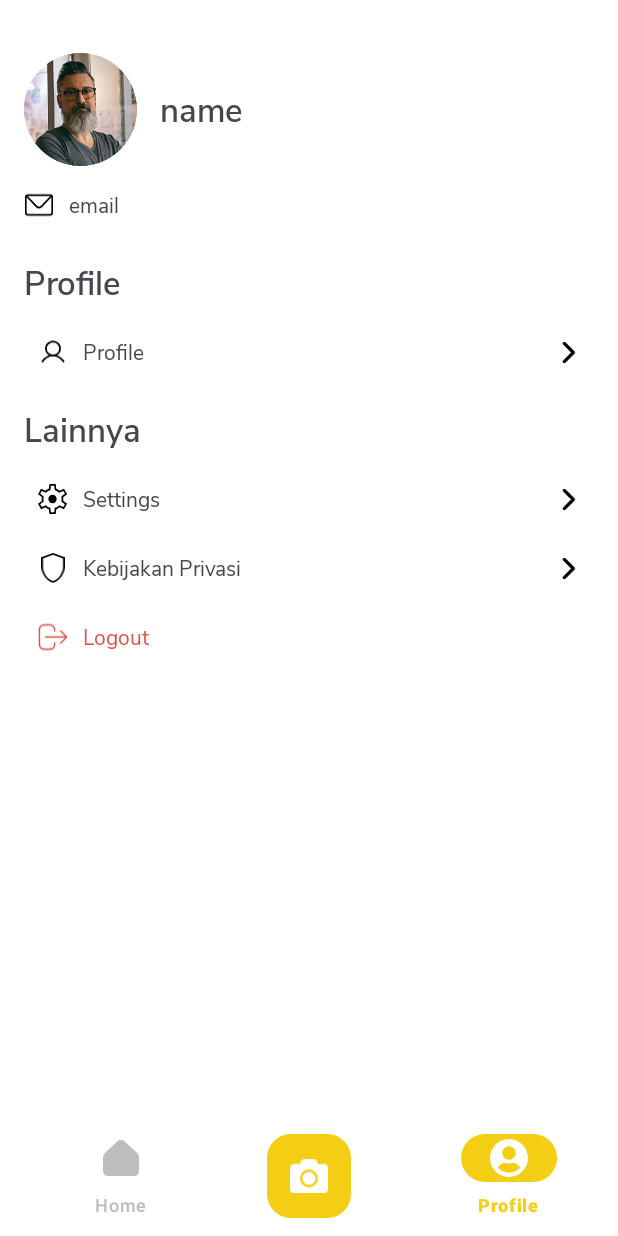
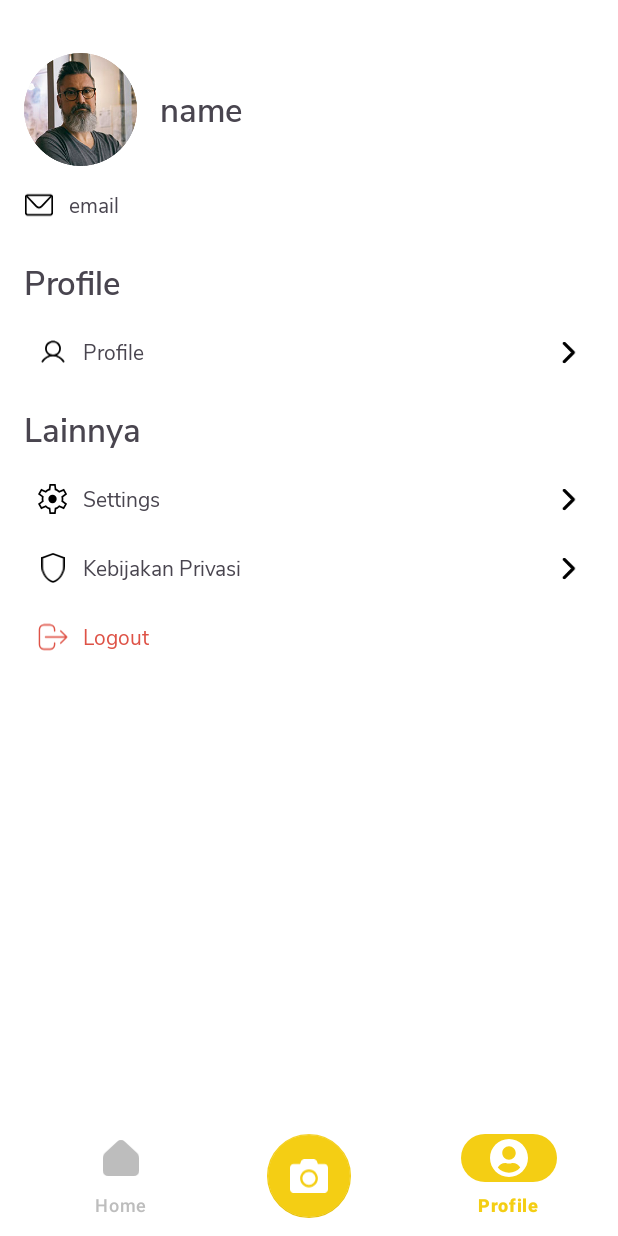
Before and after one commit to DifaApp/MD-Difa-App, an Android app: the screen it shows after launch (MainActivity), item 3 of the bottom bar chosen, on a phone screen of 412 x 824 dp. Run offline under Robolectric (Android 15) with nearby library versions, the phone set to English and light mode, and no system bars; our stand-ins replace navigation-ui.

Commit message:
Minor: Update Theme, Update FAB in main activity

```diff
--- a/app/src/main/res/layout/activity_main.xml
+++ b/app/src/main/res/layout/activity_main.xml
@@ -46,6 +46,7 @@
 
     <com.google.android.material.floatingactionbutton.FloatingActionButton
         android:id="@+id/fab_post"
+        style="@style/StyleFAB"
         android:layout_width="wrap_content"
         android:layout_height="wrap_content"
         app:backgroundTint="@color/yellow_500"
--- a/app/src/main/res/values-night/themes.xml
+++ b/app/src/main/res/values-night/themes.xml
@@ -74,4 +74,13 @@
         <item name="fontFamily">@font/nunitosansregular</item>
         <item name="android:textSize">14sp</item>
     </style>
+
+    <style name="StyleFAB" parent="Widget.Design.FloatingActionButton">
+        <item name="shapeAppearanceOverlay">@style/FABStyleCircle</item>
+    </style>
+
+    <style name="FABStyleCircle" parent="ShapeAppearance.Material3.SmallComponent">
+        <item name="cornerSize">50%</item>
+        <item name="cornerFamily">rounded</item>
+    </style>
 </resources>
--- a/app/src/main/res/values/themes.xml
+++ b/app/src/main/res/values/themes.xml
@@ -74,4 +74,13 @@
         <item name="fontFamily">@font/nunitosansregular</item>
         <item name="android:textSize">14sp</item>
     </style>
+
+    <style name="StyleFAB" parent="Widget.Design.FloatingActionButton">
+        <item name="shapeAppearanceOverlay">@style/FABStyleCircle</item>
+    </style>
+
+    <style name="FABStyleCircle" parent="ShapeAppearance.Material3.SmallComponent">
+        <item name="cornerSize">50%</item>
+        <item name="cornerFamily">rounded</item>
+    </style>
 </resources>
```
